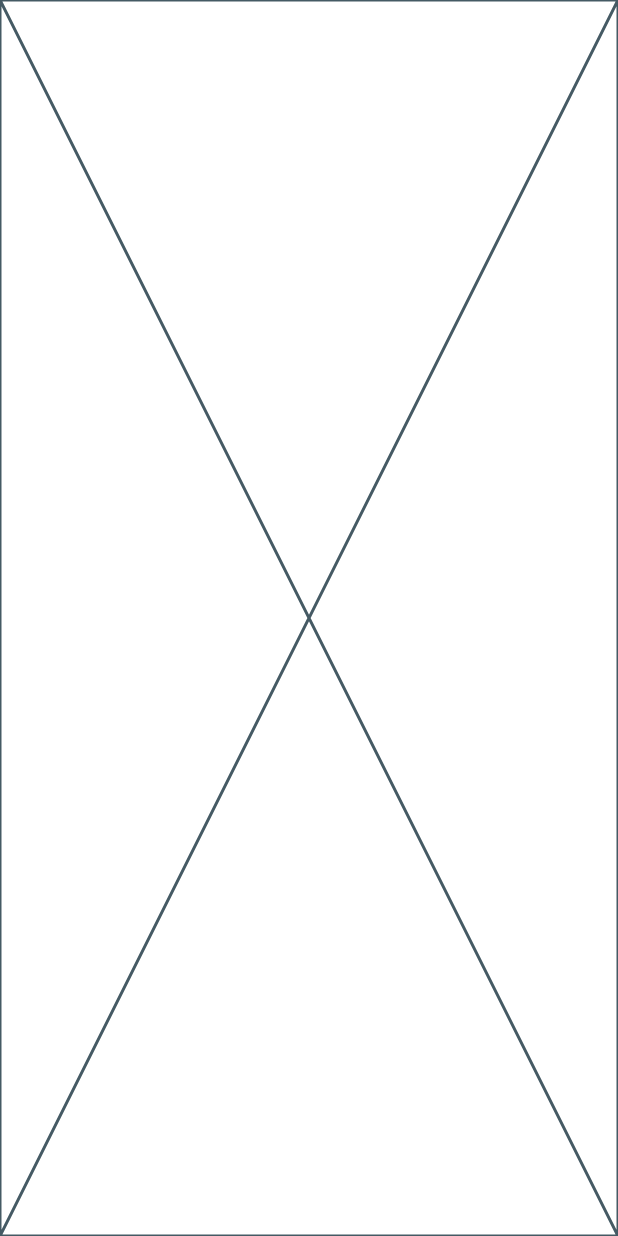
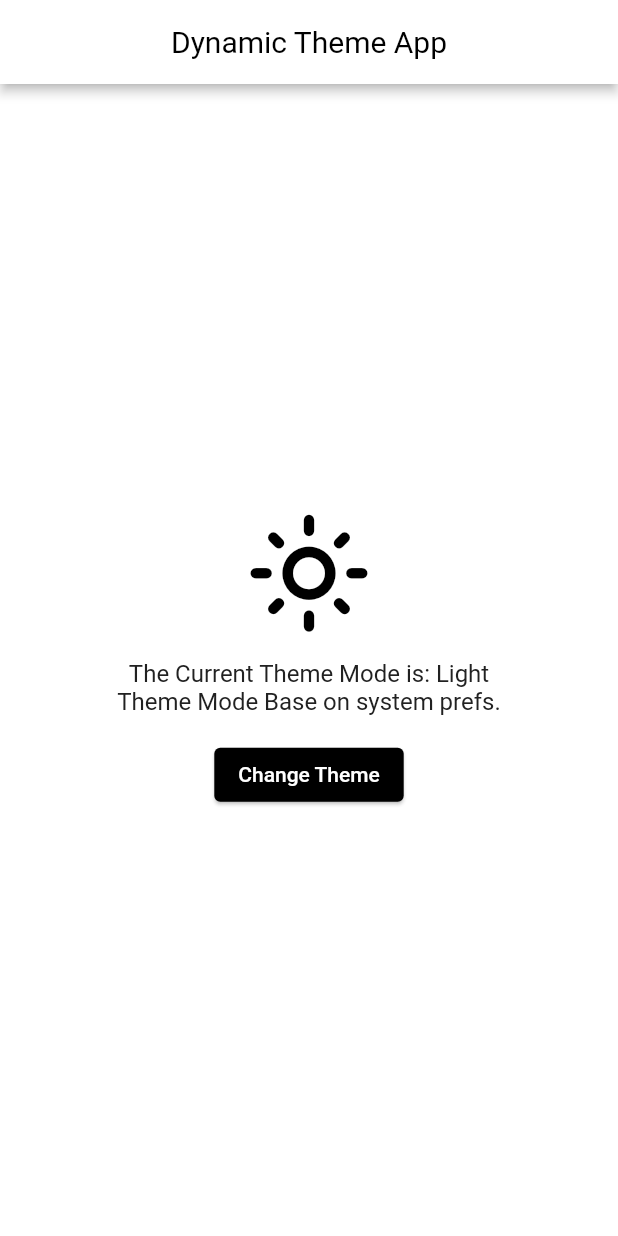
Before and after one commit to PascalJK/dynamic_theme_project, a Flutter app: the screen it shows after launch, on a phone screen of 412 x 824 dp. Run offline on Flutter 3.47's test engine with Material 2 defaults, Android fonts, the phone set to English and light mode, and no system bars; our stand-ins replace get, get_storage.

Commit message:
- working on home page simple interface.

```diff
--- a/lib/pages/home.dart
+++ b/lib/pages/home.dart
@@ -1,10 +1,45 @@
+import 'package:dynamic_theme_project/components/theme_picker_popup.dart';
+import 'package:dynamic_theme_project/controllers/main_controller.dart';
+import 'package:dynamic_theme_project/models/theme_model.dart';
 import 'package:flutter/material.dart';
+import 'package:get/get.dart';
+
+import '../components/bottom_sheet.dart';
 
 class HomePage extends StatelessWidget {
-  const HomePage({super.key});
+  const HomePage({super.key, required this.mainController});
+  final MainController mainController;
 
   @override
   Widget build(BuildContext context) {
-    return const Placeholder();
+    var icon = context.isDarkMode ? Icons.dark_mode_outlined : Icons.light_mode_outlined;
+    var modeTxt = context.isDarkMode ? 'Dark' : 'Light';
+    return Scaffold(
+      appBar: AppBar(title: const Text('Dynamic Theme App')),
+      body: Column(
+        mainAxisAlignment: MainAxisAlignment.center,
+        children: [
+          Icon(icon, size: 85),
+          const SizedBox(height: 15),
+          Text('The Current Theme Mode is: $modeTxt'),
+          if (mainController.isSystemMode) ...[
+            const Text('Theme Mode Base on system prefs.'),
+          ],
+          const SizedBox(height: 15),
+          Align(
+            alignment: Alignment.center,
+            child: ElevatedButton(
+              onPressed: () => loadModalBottomSheet(
+                  widget: ThemePickerPopup(items: [
+                ThemeModel(mode: ThemeMode.dark, icon: Icons.dark_mode_outlined),
+                ThemeModel(mode: ThemeMode.light, icon: Icons.light_mode_outlined),
+                ThemeModel(mode: ThemeMode.system, icon: Icons.settings),
+              ])),
+              child: const Text('Change Theme'),
+            ),
+          ),
+        ],
+      ),
+    );
   }
 }
```
